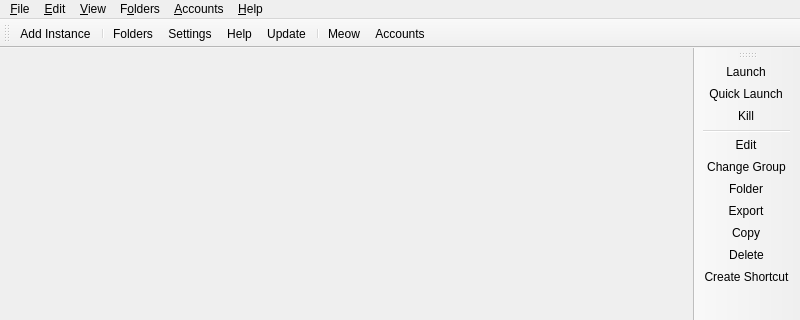
Before: the Qt Designer form launcher/ui/MainWindow.ui in corecommit/PollyMC-Continued, drawn with Qt 5; both pictures show x 0 to 800 and y 0 to 320 of the 800 by 600 pixel window.
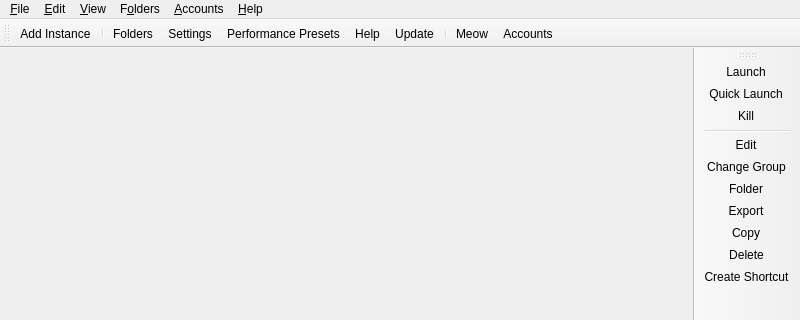
After: the same form once the commit is applied. Icons and pictures are not drawn. Custom widgets are drawn as their Qt base class.

Commit message: Add: Performance presets with auto-detect, AppImage CI, quick launch, multiplayer skin note

Diff of the .ui file:
```diff
--- a/launcher/ui/MainWindow.ui
+++ b/launcher/ui/MainWindow.ui
@@ -53,6 +53,7 @@
    <addaction name="separator"/>
    <addaction name="actionFoldersButton"/>
    <addaction name="actionSettings"/>
+   <addaction name="actionPerformancePresets"/>
    <addaction name="actionHelpButton"/>
    <addaction name="actionCheckUpdate"/>
    <addaction name="separator"/>
@@ -324,6 +325,17 @@
     <enum>QAction::PreferencesRole</enum>
    </property>
   </action>
+   <action name="actionPerformancePresets">
+    <property name="icon">
+     <iconset theme="speedometer"/>
+    </property>
+    <property name="text">
+     <string>&amp;Performance Presets</string>
+    </property>
+    <property name="toolTip">
+     <string>Quick memory presets for low-end PCs.</string>
+    </property>
+   </action>
   <action name="actionManageAccounts">
    <property name="icon">
     <iconset theme="accounts"/>
```
Lines whose indentation alone changed are shown as unchanged. The commit also changes 4 other files.
